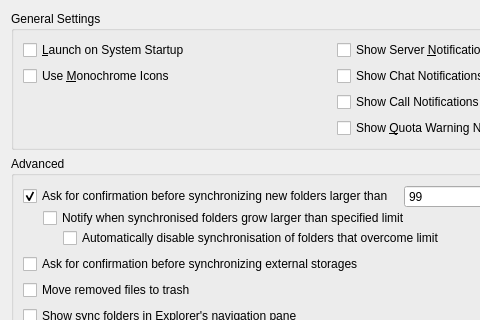
The window that src/gui/generalsettings.ui (nextcloud/desktop) describes before a commit, drawn with Qt 5; both pictures show x 0 to 480 and y 0 to 320 of the 667 by 796 pixel window.
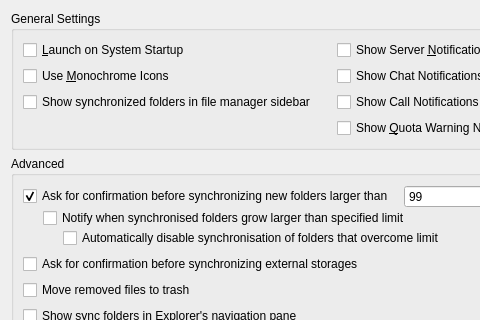
The same window after the commit.

Commit message:
feat: Add option to disable CloudProviders sidebar integration
Adds a new setting in General preferences to control whether synchronized folders appear in the file manager sidebar via CloudProviders on Linux.

Changes:
- Add 'showCloudProvidersInFileManager' config setting (defaults to true)
- Add checkbox in General Settings UI (Linux only)
- Check setting during CloudProviderManager initialization
- Skip DBus registration when disabled

The setting requires application restart to take effect.

The edit to the form file:
```diff
--- a/src/gui/generalsettings.ui
+++ b/src/gui/generalsettings.ui
@@ -65,6 +65,16 @@
         </property>
        </widget>
       </item>
+      <item row="2" column="0">
+       <widget class="QCheckBox" name="showCloudProvidersCheckBox">
+        <property name="text">
+         <string>Show synchronized folders in file manager sidebar</string>
+        </property>
+        <property name="toolTip">
+         <string>When enabled, synchronized folders will appear in the file manager's sidebar via CloudProviders (Linux only). Requires application restart.</string>
+        </property>
+       </widget>
+      </item>
      </layout>
     </widget>
    </item>
```
The commit also changes 5 other files.
